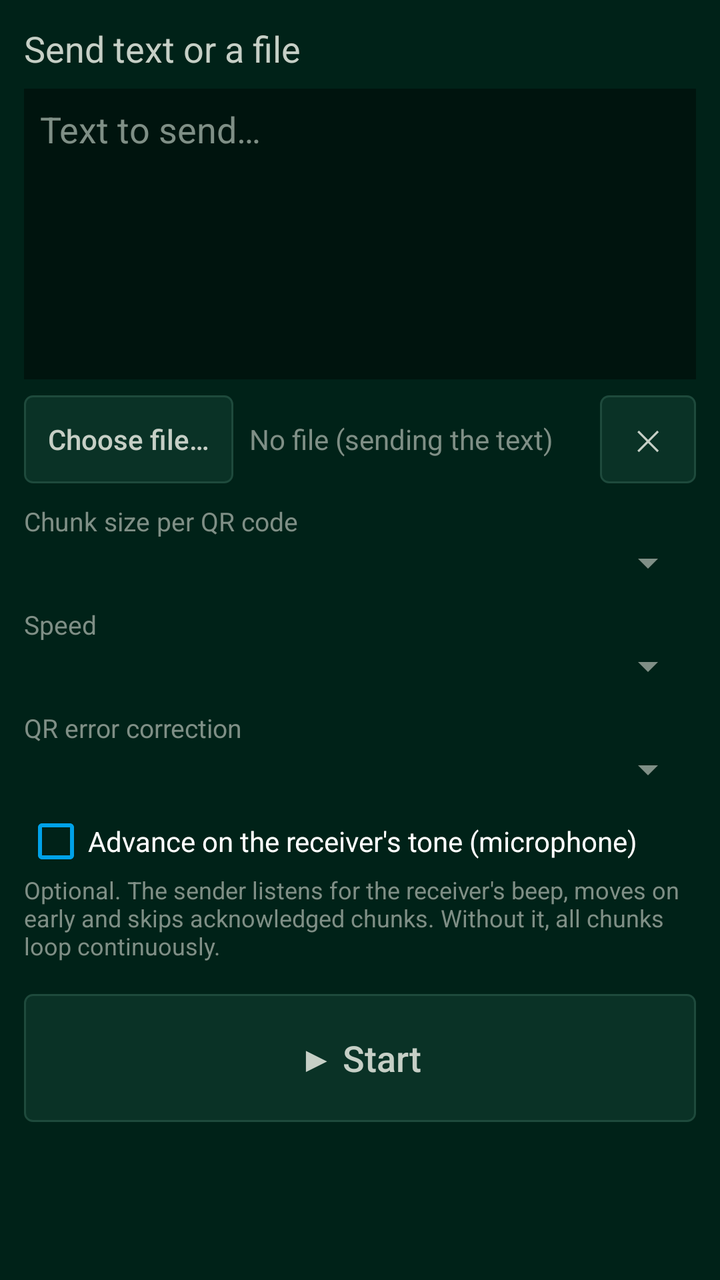
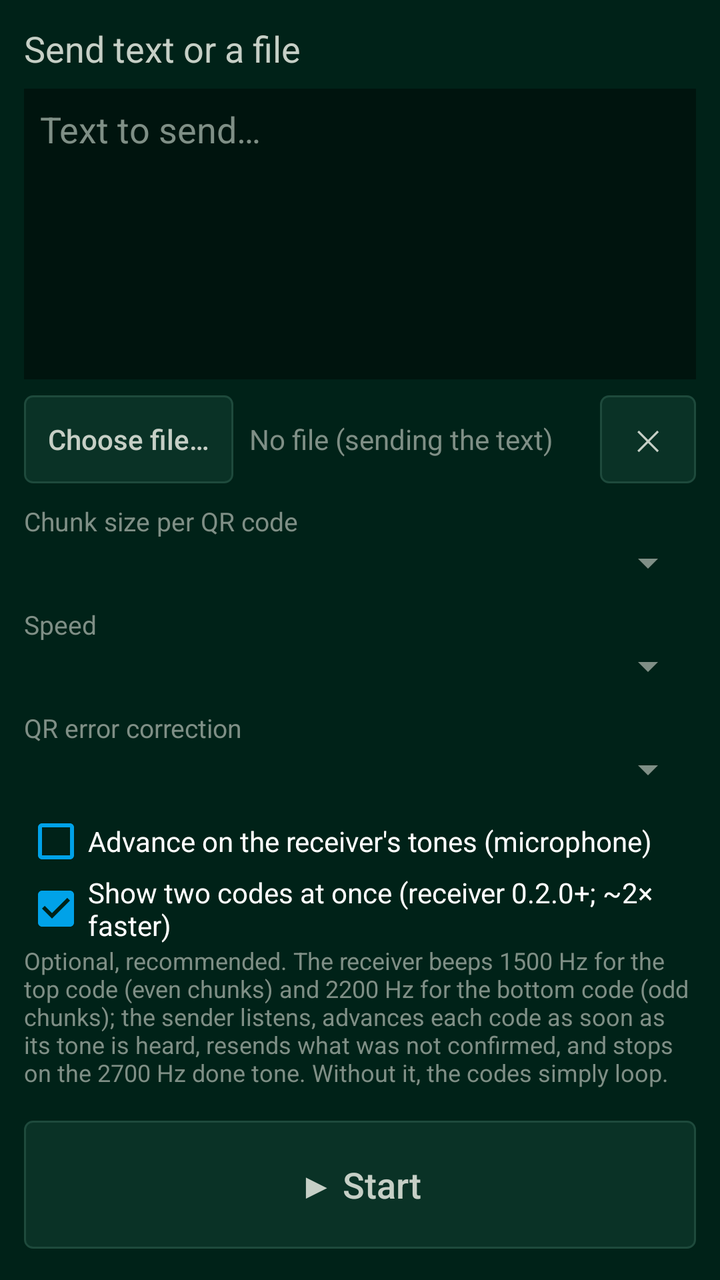

Two renders of the same Android screen: before a commit and after it. Below are the layout's source before the change and the commit's diff.
<!-- AndroidManifest.xml: application theme AppTheme -->
<!-- res/layout/activity_send.xml -->
<?xml version="1.0" encoding="utf-8"?>
<FrameLayout xmlns:android="http://schemas.android.com/apk/res/android"
    android:id="@+id/root"
    android:layout_width="match_parent"
    android:layout_height="match_parent">

    <ScrollView
        android:id="@+id/setup"
        android:layout_width="match_parent"
        android:layout_height="match_parent">

        <LinearLayout
            android:layout_width="match_parent"
            android:layout_height="wrap_content"
            android:orientation="vertical"
            android:padding="12dp">

            <TextView
                android:layout_width="wrap_content"
                android:layout_height="wrap_content"
                android:text="@string/send_title"
                android:textSize="18sp" />

            <EditText
                android:id="@+id/text"
                android:layout_width="match_parent"
                android:layout_height="wrap_content"
                android:layout_marginTop="8dp"
                android:background="@color/bg2"
                android:gravity="top|start"
                android:hint="@string/text_hint"
                android:importantForAutofill="no"
                android:inputType="textMultiLine"
                android:minLines="6"
                android:padding="8dp"
                android:textColorHint="@color/dim" />

            <LinearLayout
                android:layout_width="match_parent"
                android:layout_height="wrap_content"
                android:layout_marginTop="8dp"
                android:gravity="center_vertical"
                android:orientation="horizontal">

                <Button
                    android:id="@+id/pick"
                    android:layout_width="wrap_content"
                    android:layout_height="wrap_content"
                    android:text="@string/pick_file" />

                <TextView
                    android:id="@+id/file_info"
                    android:layout_width="0dp"
                    android:layout_height="wrap_content"
                    android:layout_marginStart="8dp"
                    android:layout_weight="1"
                    android:text="@string/no_file"
                    android:textColor="@color/dim" />

                <Button
                    android:id="@+id/clear_file"
                    android:layout_width="wrap_content"
                    android:layout_height="wrap_content"
                    android:contentDescription="@string/clear_file"
                    android:text="@string/x_glyph" />
            </LinearLayout>

            <TextView style="@style/Label" android:text="@string/chunk_size" />
            <Spinner android:id="@+id/chunk" android:layout_width="match_parent" android:layout_height="wrap_content" />
            <TextView style="@style/Label" android:text="@string/speed" />
            <Spinner android:id="@+id/fps" android:layout_width="match_parent" android:layout_height="wrap_content" />
            <TextView style="@style/Label" android:text="@string/ecc_level" />
            <Spinner android:id="@+id/ecc" android:layout_width="match_parent" android:layout_height="wrap_content" />

            <CheckBox
                android:id="@+id/ack"
                android:layout_width="match_parent"
                android:layout_height="wrap_content"
                android:layout_marginTop="8dp"
                android:buttonTint="@color/hi"
                android:text="@string/ack_mode" />

            <TextView
                android:layout_width="match_parent"
                android:layout_height="wrap_content"
                android:text="@string/ack_help"
                android:textColor="@color/dim"
                android:textSize="12sp" />

            <Button
                android:id="@+id/start"
                android:layout_width="match_parent"
                android:layout_height="64dp"
                android:layout_marginTop="16dp"
                android:text="@string/start_send"
                android:textSize="18sp" />
        </LinearLayout>
    </ScrollView>

    <LinearLayout
        android:id="@+id/show"
        android:layout_width="match_parent"
        android:layout_height="match_parent"
        android:background="@color/bg2"
        android:orientation="vertical"
        android:visibility="gone">

        <ImageView
            android:id="@+id/qr"
            android:layout_width="match_parent"
            android:layout_height="0dp"
            android:layout_weight="1"
            android:adjustViewBounds="true"
            android:contentDescription="@string/qr_desc"
            android:padding="8dp"
            android:scaleType="fitCenter" />

        <TextView
            android:id="@+id/info"
            android:layout_width="match_parent"
            android:layout_height="wrap_content"
            android:fontFamily="monospace"
            android:gravity="center"
            android:padding="6dp" />

        <LinearLayout
            android:layout_width="match_parent"
            android:layout_height="wrap_content"
            android:orientation="horizontal"
            android:padding="8dp">

            <Button android:id="@+id/prev" style="@style/Ctl" android:contentDescription="@string/prev" android:text="@string/prev_glyph" />
            <Button android:id="@+id/pause" style="@style/Ctl" android:contentDescription="@string/pause" android:text="@string/pause_glyph" />
            <Button android:id="@+id/next" style="@style/Ctl" android:contentDescription="@string/next" android:text="@string/next_glyph" />
            <Button android:id="@+id/stop" style="@style/Ctl" android:contentDescription="@string/stop" android:text="@string/stop_glyph" />
        </LinearLayout>
    </LinearLayout>
</FrameLayout>
<!-- resources referenced by this layout -->
<resources>
  <color name="bg2">#FF00140E</color>
  <color name="dim">#FF7F8F86</color>
  <color name="hi">#FF00A2E8</color>
  <string name="ack_help">Optional. The sender listens for the receiver\'s beep, moves on early and skips acknowledged chunks. Without it, all chunks loop continuously.</string>
  <string name="ack_mode">Advance on the receiver\'s tone (microphone)</string>
  <string name="chunk_size">Chunk size per QR code</string>
  <string name="clear_file">Clear file</string>
  <string name="ecc_level">QR error correction</string>
  <string name="next">Next</string>
  <string name="next_glyph" translatable="false">▶▶</string>
  <string name="no_file">No file (sending the text)</string>
  <string name="pause">Pause</string>
  <string name="pause_glyph" translatable="false">⏸</string>
  <string name="pick_file">Choose file…</string>
  <string name="prev">Previous</string>
  <string name="prev_glyph" translatable="false">◀</string>
  <string name="qr_desc">QR code frame</string>
  <string name="send_title">Send text or a file</string>
  <string name="speed">Speed</string>
  <string name="start_send">▶ Start</string>
  <string name="stop">Stop</string>
  <string name="stop_glyph" translatable="false">■</string>
  <string name="text_hint">Text to send…</string>
  <string name="x_glyph" translatable="false">✕</string>
  <style name="Ctl" parent="Btn">
          <item name="android:layout_width">0dp</item>
          <item name="android:layout_height">56dp</item>
          <item name="android:layout_weight">1</item>
          <item name="android:layout_marginStart">2dp</item>
          <item name="android:layout_marginEnd">2dp</item>
      </style>
  <style name="Label">
          <item name="android:layout_width">wrap_content</item>
          <item name="android:layout_height">wrap_content</item>
          <item name="android:layout_marginTop">10dp</item>
          <item name="android:textColor">@color/dim</item>
          <item name="android:textSize">13sp</item>
      </style>
  <style name="Btn" parent="android:Widget.Material.Button.Borderless">
          <item name="android:background">@drawable/btn_bg</item>
          <item name="android:textColor">@color/text</item>
          <item name="android:textAllCaps">false</item>
          <item name="android:minHeight">44dp</item>
          <item name="android:minWidth">48dp</item>
          <item name="android:paddingStart">12dp</item>
          <item name="android:paddingEnd">12dp</item>
      </style>
  <color name="bg">#FF002218</color>
  <color name="text">#FFC6CFC6</color>
  <style name="Dialog" parent="android:Theme.Material.Dialog.Alert">
          <item name="android:colorAccent">@color/hi</item>
          <item name="android:colorBackground">@color/panel</item>
          <item name="android:textColorPrimary">@color/text</item>
          <item name="android:textColor">@color/text</item>
      </style>
  <!-- drawable btn_bg (drawable) -->
  <?xml version="1.0" encoding="utf-8"?>
  <ripple xmlns:android="http://schemas.android.com/apk/res/android" android:color="#5500A2E8">
      <item>
          <shape android:shape="rectangle">
              <solid android:color="@color/panel"/>
              <stroke android:width="1dp" android:color="@color/grid"/>
              <corners android:radius="4dp"/>
          </shape>
      </item>
  </ripple>
  <color name="panel">#FF0A3226</color>
  <color name="grid">#FF1E4A3C</color>
  <!-- unchanged entries left out for length: 1 -->
</resources>

<!-- the commit's change to res/layout/activity_send.xml (unified diff, before → after) -->
@@ -80,6 +80,14 @@
                 android:buttonTint="@color/hi"
                 android:text="@string/ack_mode" />
 
+            <CheckBox
+                android:id="@+id/two"
+                android:layout_width="match_parent"
+                android:layout_height="wrap_content"
+                android:buttonTint="@color/hi"
+                android:checked="true"
+                android:text="@string/two_codes" />
+
             <TextView
                 android:layout_width="match_parent"
                 android:layout_height="wrap_content"
@@ -105,15 +113,32 @@
         android:orientation="vertical"
         android:visibility="gone">
 
-        <ImageView
-            android:id="@+id/qr"
+        
+        <LinearLayout
+            android:id="@+id/qrs"
             android:layout_width="match_parent"
             android:layout_height="0dp"
             android:layout_weight="1"
-            android:adjustViewBounds="true"
-            android:contentDescription="@string/qr_desc"
-            android:padding="8dp"
-            android:scaleType="fitCenter" />
+            android:orientation="vertical">
+
+            <ImageView
+                android:id="@+id/qr_a"
+                android:layout_width="match_parent"
+                android:layout_height="0dp"
+                android:layout_weight="1"
+                android:contentDescription="@string/qr_desc"
+                android:padding="6dp"
+                android:scaleType="fitCenter" />
+
+            <ImageView
+                android:id="@+id/qr_b"
+                android:layout_width="match_parent"
+                android:layout_height="0dp"
+                android:layout_weight="1"
+                android:contentDescription="@string/qr_desc"
+                android:padding="6dp"
+                android:scaleType="fitCenter" />
+        </LinearLayout>
 
         <TextView
             android:id="@+id/info"
<!-- resource entries referenced after the edit -->
@@ -3,8 +3,8 @@
   <color name="bg2">#FF00140E</color>
   <color name="dim">#FF7F8F86</color>
   <color name="hi">#FF00A2E8</color>
-  <string name="ack_help">Optional. The sender listens for the receiver\'s beep, moves on early and skips acknowledged chunks. Without it, all chunks loop continuously.</string>
-  <string name="ack_mode">Advance on the receiver\'s tone (microphone)</string>
+  <string name="ack_help">Optional, recommended. The receiver beeps 1500 Hz for the top code (even chunks) and 2200 Hz for the bottom code (odd chunks); the sender listens, advances each code as soon as its tone is heard, resends what was not confirmed, and stops on the 2700 Hz done tone. Without it, the codes simply loop.</string>
+  <string name="ack_mode">Advance on the receiver\'s tones (microphone)</string>
   <string name="chunk_size">Chunk size per QR code</string>
   <string name="clear_file">Clear file</string>
   <string name="ecc_level">QR error correction</string>
@@ -23,6 +23,7 @@
   <string name="stop">Stop</string>
   <string name="stop_glyph" translatable="false">■</string>
   <string name="text_hint">Text to send…</string>
+  <string name="two_codes">Show two codes at once (receiver 0.2.0+; ~2× faster)</string>
   <string name="x_glyph" translatable="false">✕</string>
   <style name="Ctl" parent="Btn">
           <item name="android:layout_width">0dp</item>
